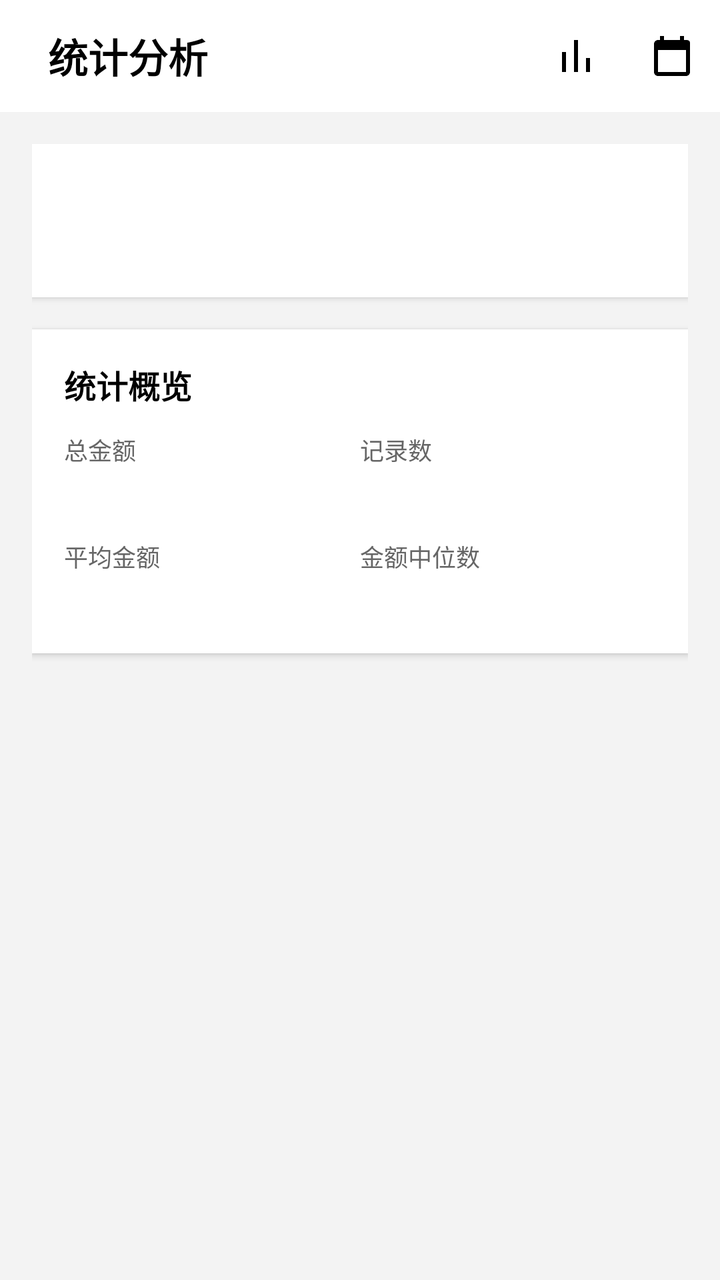
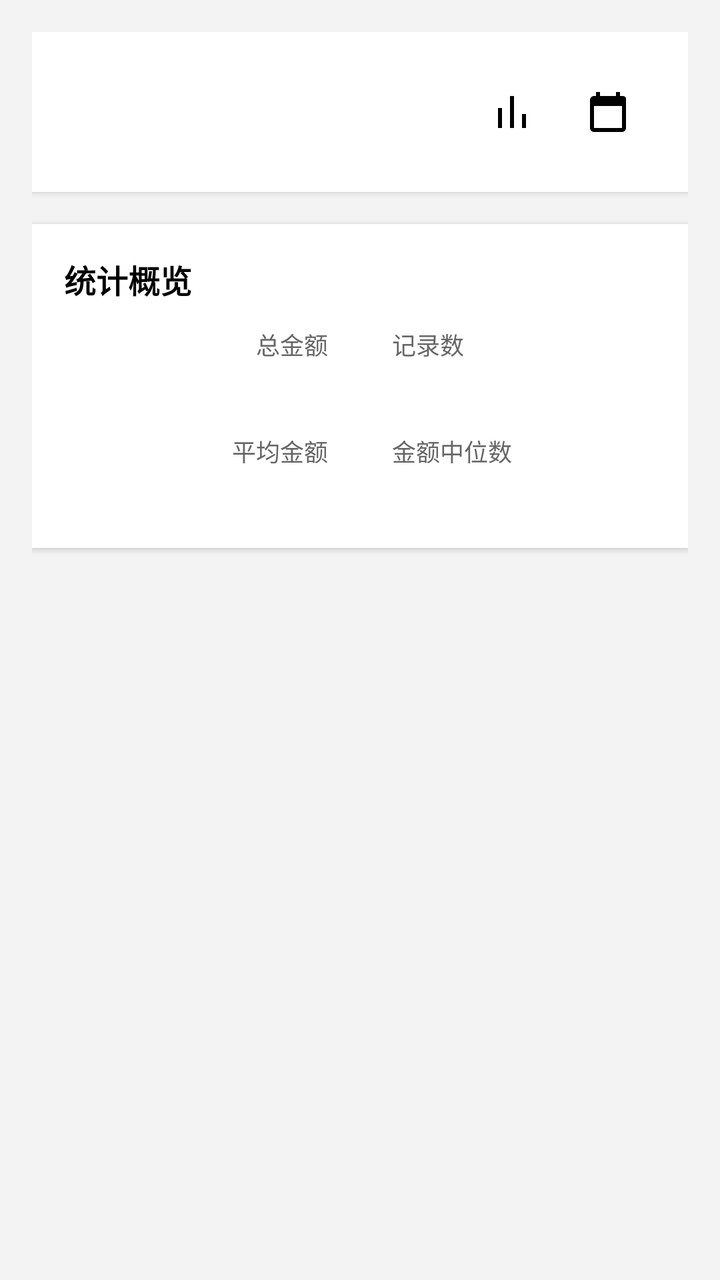

The first picture is an Android layout as it rendered before a commit; the second is the same layout after the commit. The layout source and the unified diff follow.
<!-- AndroidManifest.xml: application theme AppTheme.NoActionBar -->
<!-- res/layout/fragment_charts.xml -->
<?xml version="1.0" encoding="utf-8"?>
<LinearLayout xmlns:android="http://schemas.android.com/apk/res/android"
    xmlns:app="http://schemas.android.com/apk/res-auto"
    android:layout_width="match_parent"
    android:layout_height="match_parent"
    android:orientation="vertical"
    android:background="@color/app_background">

    <androidx.appcompat.widget.Toolbar
        android:id="@+id/toolbar"
        android:layout_width="match_parent"
        android:layout_height="?attr/actionBarSize"
        android:background="@color/app_surface"
        app:elevation="3dp">

        <LinearLayout
            android:layout_width="match_parent"
            android:layout_height="match_parent"
            android:orientation="horizontal"
            android:gravity="center_vertical">

            <TextView
                android:id="@+id/titleText"
                android:layout_width="0dp"
                android:layout_height="wrap_content"
                android:layout_weight="1"
                android:paddingStart="8dp"
                android:text="@string/charts_title"
                android:textSize="20sp"
                android:textStyle="bold"
                android:textColor="@color/text_primary" />

            <ImageButton
                android:id="@+id/chartTypeButton"
                android:layout_width="48dp"
                android:layout_height="48dp"
                android:background="?attr/selectableItemBackgroundBorderless"
                android:src="@drawable/ic_chart_type"
                android:tint="@color/text_primary"
                android:contentDescription="@string/select_chart" />

            <ImageButton
                android:id="@+id/dateRangeButton"
                android:layout_width="48dp"
                android:layout_height="48dp"
                android:background="?attr/selectableItemBackgroundBorderless"
                android:src="@drawable/ic_chart_date"
                android:tint="@color/text_primary"
                android:contentDescription="@string/select_time_range" />
        </LinearLayout>
    </androidx.appcompat.widget.Toolbar>

    <FrameLayout
        android:id="@+id/rootContainer"
        android:layout_width="match_parent"
        android:layout_height="match_parent">

        <androidx.core.widget.NestedScrollView
            android:id="@+id/scrollContent"
            android:layout_width="match_parent"
            android:layout_height="match_parent">

            <LinearLayout
                android:id="@+id/contentContainer"
                android:layout_width="match_parent"
                android:layout_height="wrap_content"
                android:orientation="vertical"
                android:padding="16dp">

                <androidx.cardview.widget.CardView
                    android:id="@+id/timeRangeCard"
                    android:layout_width="match_parent"
                    android:layout_height="wrap_content"
                    android:layout_marginBottom="16dp"
                    app:cardElevation="2dp">

                    <LinearLayout
                        android:layout_width="match_parent"
                        android:layout_height="wrap_content"
                        android:orientation="vertical"
                        android:padding="16dp">

                        <TextView
                            android:id="@+id/timeRangeTitle"
                            android:layout_width="match_parent"
                            android:layout_height="wrap_content"
                            android:textStyle="bold"
                            android:textSize="16sp"
                            android:textColor="@color/text_primary" />

                        <TextView
                            android:id="@+id/timeRangeSubtitle"
                            android:layout_width="match_parent"
                            android:layout_height="wrap_content"
                            android:layout_marginTop="4dp"
                            android:textSize="14sp"
                            android:textColor="@color/text_secondary" />
                    </LinearLayout>
                </androidx.cardview.widget.CardView>

                <androidx.cardview.widget.CardView
                    android:id="@+id/summaryCard"
                    android:layout_width="match_parent"
                    android:layout_height="wrap_content"
                    android:layout_marginBottom="16dp"
                    app:cardElevation="2dp">

                    <LinearLayout
                        android:layout_width="match_parent"
                        android:layout_height="wrap_content"
                        android:orientation="vertical"
                        android:padding="16dp">

                        <TextView
                            android:layout_width="match_parent"
                            android:layout_height="wrap_content"
                            android:text="@string/statistics_summary"
                            android:textStyle="bold"
                            android:textSize="16sp"
                            android:textColor="@color/text_primary" />

                        <LinearLayout
                            android:layout_width="match_parent"
                            android:layout_height="wrap_content"
                            android:layout_marginTop="12dp"
                            android:orientation="horizontal"
                            android:weightSum="2">

                            <LinearLayout
                                android:layout_width="0dp"
                                android:layout_height="wrap_content"
                                android:layout_weight="1"
                                android:orientation="vertical">

                                <TextView
                                    android:layout_width="match_parent"
                                    android:layout_height="wrap_content"
                                    android:text="@string/total_amount"
                                    android:textSize="12sp"
                                    android:textColor="@color/text_secondary" />

                                <TextView
                                    android:id="@+id/statTotal"
                                    android:layout_width="match_parent"
                                    android:layout_height="wrap_content"
                                    android:layout_marginTop="2dp"
                                    android:textStyle="bold"
                                    android:textSize="16sp"
                                    android:textColor="@color/text_primary" />
                            </LinearLayout>

                            <LinearLayout
                                android:layout_width="0dp"
                                android:layout_height="wrap_content"
                                android:layout_weight="1"
                                android:orientation="vertical">

                                <TextView
                                    android:layout_width="match_parent"
                                    android:layout_height="wrap_content"
                                    android:text="@string/count"
                                    android:textSize="12sp"
                                    android:textColor="@color/text_secondary" />

                                <TextView
                                    android:id="@+id/statCount"
                                    android:layout_width="match_parent"
                                    android:layout_height="wrap_content"
                                    android:layout_marginTop="2dp"
                                    android:textStyle="bold"
                                    android:textSize="16sp"
                                    android:textColor="@color/text_primary" />
                            </LinearLayout>
                        </LinearLayout>

                        <LinearLayout
                            android:layout_width="match_parent"
                            android:layout_height="wrap_content"
                            android:layout_marginTop="12dp"
                            android:orientation="horizontal"
                            android:weightSum="2">

                            <LinearLayout
                                android:layout_width="0dp"
                                android:layout_height="wrap_content"
                                android:layout_weight="1"
                                android:orientation="vertical">

                                <TextView
                                    android:layout_width="match_parent"
                                    android:layout_height="wrap_content"
                                    android:text="@string/average_amount"
                                    android:textSize="12sp"
                                    android:textColor="@color/text_secondary" />

                                <TextView
                                    android:id="@+id/statAverage"
                                    android:layout_width="match_parent"
                                    android:layout_height="wrap_content"
                                    android:layout_marginTop="2dp"
                                    android:textStyle="bold"
                                    android:textSize="16sp"
                                    android:textColor="@color/text_primary" />
                            </LinearLayout>

                            <LinearLayout
                                android:layout_width="0dp"
                                android:layout_height="wrap_content"
                                android:layout_weight="1"
                                android:orientation="vertical">

                                <TextView
                                    android:layout_width="match_parent"
                                    android:layout_height="wrap_content"
                                    android:text="@string/median_amount"
                                    android:textSize="12sp"
                                    android:textColor="@color/text_secondary" />

                                <TextView
                                    android:id="@+id/statMedian"
                                    android:layout_width="match_parent"
                                    android:layout_height="wrap_content"
                                    android:layout_marginTop="2dp"
                                    android:textStyle="bold"
                                    android:textSize="16sp"
                                    android:textColor="@color/text_primary" />
                            </LinearLayout>
                        </LinearLayout>
                    </LinearLayout>
                </androidx.cardview.widget.CardView>

                <LinearLayout
                    android:id="@+id/chartSection"
                    android:layout_width="match_parent"
                    android:layout_height="wrap_content"
                    android:orientation="vertical" />
            </LinearLayout>
        </androidx.core.widget.NestedScrollView>

        <ProgressBar
            android:id="@+id/progressBar"
            android:layout_width="wrap_content"
            android:layout_height="wrap_content"
            android:layout_gravity="center"
            android:visibility="gone" />

        <LinearLayout
            android:id="@+id/errorContainer"
            android:layout_width="match_parent"
            android:layout_height="match_parent"
            android:gravity="center"
            android:orientation="vertical"
            android:padding="16dp"
            android:visibility="gone">

            <TextView
                android:id="@+id/errorText"
                android:layout_width="wrap_content"
                android:layout_height="wrap_content"
                android:textSize="16sp"
                android:textColor="@color/app_error" />

            <Button
                android:id="@+id/retryButton"
                android:layout_width="wrap_content"
                android:layout_height="wrap_content"
                android:layout_marginTop="16dp"
                android:text="@string/retry" />
        </LinearLayout>
    </FrameLayout>
</LinearLayout>
<!-- resources referenced by this layout -->
<resources>
  <color name="app_background">#FFF3F3F3</color>
  <color name="app_error">#FFCC0000</color>
  <color name="app_surface">#FFFFFFFF</color>
  <color name="text_primary">#FF000000</color>
  <color name="text_secondary">#FF666666</color>
  <!-- drawable ic_chart_date (drawable) -->
  <vector xmlns:android="http://schemas.android.com/apk/res/android"
      android:width="24dp"
      android:height="24dp"
      android:viewportWidth="24"
      android:viewportHeight="24">
      <path
          android:fillColor="#FF000000"
          android:pathData="M19,4h-1V2h-2v2H8V2H6v2H5C3.9,4 3,4.9 3,6v14c0,1.1 0.9,2 2,2h14c1.1,0 2,-0.9 2,-2V6C21,4.9 21,4 19,4zM19,20H5V9h14V20z" />
  </vector>
  <!-- drawable ic_chart_type (drawable) -->
  <vector xmlns:android="http://schemas.android.com/apk/res/android"
      android:width="24dp"
      android:height="24dp"
      android:viewportWidth="24"
      android:viewportHeight="24">
      <path
          android:fillColor="#FF000000"
          android:pathData="M5,20L5,10L7,10L7,20L5,20zM11,20L11,4L13,4L13,20L11,20zM17,20L17,13L19,13L19,20L17,20z" />
  </vector>
  <string name="average_amount">平均金额</string>
  <string name="charts_title">统计分析</string>
  <string name="count">记录数</string>
  <string name="median_amount">金额中位数</string>
  <string name="retry">重试</string>
  <string name="select_chart">选择图表</string>
  <string name="select_time_range">选择时间范围</string>
  <string name="statistics_summary">统计概览</string>
  <string name="total_amount">总金额</string>
  <style name="AppTheme.NoActionBar" parent="AppTheme.Base" />
  <color name="brand_primary">#FF33B5E5</color>
  <style name="HoloActionBar" parent="Widget.AppCompat.ActionBar.Solid">
          <item name="android:background">@color/brand_primary</item>
      </style>
  <color name="brand_primary_variant">#FF0099CC</color>
  <color name="brand_secondary">#FF33B5E5</color>
  <color name="brand_secondary_variant">#FF0099CC</color>
  <color name="on_primary">#FFFFFFFF</color>
  <color name="on_secondary">#FF000000</color>
  <color name="on_error">#FFFFFFFF</color>
  <style name="HoloCardView">
          <item name="cardBackgroundColor">@color/app_surface</item>
      </style>
  <color name="divider">#1F000000</color>
  <style name="Widget.Holo.OutlinedButton" parent="Widget.AppCompat.Button">
          <item name="android:background">@drawable/btn_outline_background</item>
          <item name="android:textColor">@color/brand_primary</item>
      </style>
  <!-- drawable btn_outline_background (drawable) -->
  <?xml version="1.0" encoding="utf-8"?>
  <selector xmlns:android="http://schemas.android.com/apk/res/android">
      <item android:state_pressed="true">
          <shape android:shape="rectangle">
              <solid android:color="#1A33B5E5" />
              <stroke android:width="1dp" android:color="@color/brand_primary" />
              <corners android:radius="8dp" />
          </shape>
      </item>
      <item>
          <shape android:shape="rectangle">
              <solid android:color="@android:color/transparent" />
              <stroke android:width="1dp" android:color="@color/brand_primary" />
              <corners android:radius="8dp" />
          </shape>
      </item>
  </selector>
  <!-- unchanged entries left out for length: 1 -->
</resources>

<!-- the commit's change to res/layout/fragment_charts.xml (unified diff, before → after) -->
@@ -6,50 +6,6 @@
     android:orientation="vertical"
     android:background="@color/app_background">
 
-    <androidx.appcompat.widget.Toolbar
-        android:id="@+id/toolbar"
-        android:layout_width="match_parent"
-        android:layout_height="?attr/actionBarSize"
-        android:background="@color/app_surface"
-        app:elevation="3dp">
-
-        <LinearLayout
-            android:layout_width="match_parent"
-            android:layout_height="match_parent"
-            android:orientation="horizontal"
-            android:gravity="center_vertical">
-
-            <TextView
-                android:id="@+id/titleText"
-                android:layout_width="0dp"
-                android:layout_height="wrap_content"
-                android:layout_weight="1"
-                android:paddingStart="8dp"
-                android:text="@string/charts_title"
-                android:textSize="20sp"
-                android:textStyle="bold"
-                android:textColor="@color/text_primary" />
-
-            <ImageButton
-                android:id="@+id/chartTypeButton"
-                android:layout_width="48dp"
-                android:layout_height="48dp"
-                android:background="?attr/selectableItemBackgroundBorderless"
-                android:src="@drawable/ic_chart_type"
-                android:tint="@color/text_primary"
-                android:contentDescription="@string/select_chart" />
-
-            <ImageButton
-                android:id="@+id/dateRangeButton"
-                android:layout_width="48dp"
-                android:layout_height="48dp"
-                android:background="?attr/selectableItemBackgroundBorderless"
-                android:src="@drawable/ic_chart_date"
-                android:tint="@color/text_primary"
-                android:contentDescription="@string/select_time_range" />
-        </LinearLayout>
-    </androidx.appcompat.widget.Toolbar>
-
     <FrameLayout
         android:id="@+id/rootContainer"
         android:layout_width="match_parent"
@@ -77,24 +33,59 @@
                     <LinearLayout
                         android:layout_width="match_parent"
                         android:layout_height="wrap_content"
-                        android:orientation="vertical"
+                        android:orientation="horizontal"
                         android:padding="16dp">
 
-                        <TextView
-                            android:id="@+id/timeRangeTitle"
-                            android:layout_width="match_parent"
-                            android:layout_height="wrap_content"
-                            android:textStyle="bold"
-                            android:textSize="16sp"
-                            android:textColor="@color/text_primary" />
-
-                        <TextView
-                            android:id="@+id/timeRangeSubtitle"
-                            android:layout_width="match_parent"
-                            android:layout_height="wrap_content"
-                            android:layout_marginTop="4dp"
-                            android:textSize="14sp"
-                            android:textColor="@color/text_secondary" />
+                        <LinearLayout
+                            android:layout_width="0dp"
+                            android:layout_height="wrap_content"
+                            android:layout_weight="1"
+                            android:orientation="vertical">
+
+                            <TextView
+                                android:id="@+id/timeRangeTitle"
+                                android:layout_width="match_parent"
+                                android:layout_height="wrap_content"
+                                android:textColor="@color/text_primary"
+                                android:textSize="16sp"
+                                android:textStyle="bold" />
+
+                            <TextView
+                                android:id="@+id/timeRangeSubtitle"
+                                android:layout_width="match_parent"
+                                android:layout_height="wrap_content"
+                                android:layout_marginTop="4dp"
+                                android:textColor="@color/text_secondary"
+                                android:textSize="14sp" />
+                        </LinearLayout>
+
+                        <LinearLayout
+                            android:layout_width="wrap_content"
+                            android:layout_height="wrap_content"
+                            android:layout_marginStart="12dp"
+                            android:gravity="center_vertical"
+                            android:orientation="horizontal">
+
+                            <ImageButton
+                                android:id="@+id/chartTypeButton"
+                                android:layout_width="48dp"
+                                android:layout_height="48dp"
+                                android:background="?attr/selectableItemBackgroundBorderless"
+                                android:contentDescription="@string/select_chart"
+                                android:src="@drawable/ic_chart_type"
+                                android:tint="@color/text_primary" />
+
+                            <ImageButton
+                                android:id="@+id/dateRangeButton"
+                                android:layout_width="48dp"
+                                android:layout_height="48dp"
+                                android:background="?attr/selectableItemBackgroundBorderless"
+                                android:contentDescription="@string/select_time_range"
+                                android:src="@drawable/ic_chart_date"
+                                android:tint="@color/text_primary"
+                                android:visibility="visible" />
+                        </LinearLayout>
+
                     </LinearLayout>
                 </androidx.cardview.widget.CardView>
 
@@ -135,41 +126,46 @@
                                 <TextView
                                     android:layout_width="match_parent"
                                     android:layout_height="wrap_content"
+                                    android:paddingRight="16sp"
                                     android:text="@string/total_amount"
-                                    android:textSize="12sp"
-                                    android:textColor="@color/text_secondary" />
+                                    android:textAlignment="textEnd"
+                                    android:textColor="@color/text_secondary"
+                                    android:textSize="12sp" />
 
                                 <TextView
                                     android:id="@+id/statTotal"
-                                    android:layout_width="match_parent"
-                                    android:layout_height="wrap_content"
-                                    android:layout_marginTop="2dp"
-                                    android:textStyle="bold"
-                                    android:textSize="16sp"
-                                    android:textColor="@color/text_primary" />
-                            </LinearLayout>
-
-                            <LinearLayout
-                                android:layout_width="0dp"
-                                android:layout_height="wrap_content"
-                                android:layout_weight="1"
-                                android:orientation="vertical">
-
-                                <TextView
-                                    android:layout_width="match_parent"
-                                    android:layout_height="wrap_content"
+                                    android:layout_width="159dp"
+                                    android:layout_height="wrap_content"
+                                    android:layout_marginTop="2dp"
+                                    android:textAlignment="textEnd"
+                                    android:textColor="@color/text_primary"
+                                    android:textSize="16sp"
+                                    android:textStyle="bold" />
+                            </LinearLayout>
+
+                            <LinearLayout
+                                android:layout_width="0dp"
+                                android:layout_height="wrap_content"
+                                android:layout_weight="1"
+                                android:orientation="vertical">
+
+                                <TextView
+                                    android:layout_width="match_parent"
+                                    android:layout_height="wrap_content"
+                                    android:paddingLeft="16sp"
                                     android:text="@string/count"
-                                    android:textSize="12sp"
-                                    android:textColor="@color/text_secondary" />
+                                    android:textColor="@color/text_secondary"
+                                    android:textSize="12sp" />
 
                                 <TextView
                                     android:id="@+id/statCount"
                                     android:layout_width="match_parent"
                                     android:layout_height="wrap_content"
                                     android:layout_marginTop="2dp"
-                                    android:textStyle="bold"
-                                    android:textSize="16sp"
-                                    android:textColor="@color/text_primary" />
+                                    android:paddingLeft="16sp"
+                                    android:textColor="@color/text_primary"
+                                    android:textSize="16sp"
+                                    android:textStyle="bold" />
                             </LinearLayout>
                         </LinearLayout>
 
@@ -189,41 +185,46 @@
                                 <TextView
                                     android:layout_width="match_parent"
                                     android:layout_height="wrap_content"
+                                    android:paddingRight="16sp"
                                     android:text="@string/average_amount"
-                                    android:textSize="12sp"
-                                    android:textColor="@color/text_secondary" />
+                                    android:textAlignment="textEnd"
+                                    android:textColor="@color/text_secondary"
+                                    android:textSize="12sp" />
 
                                 <TextView
                                     android:id="@+id/statAverage"
-                                    android:layout_width="match_parent"
-                                    android:layout_height="wrap_content"
-                                    android:layout_marginTop="2dp"
-                                    android:textStyle="bold"
-                                    android:textSize="16sp"
-                                    android:textColor="@color/text_primary" />
-                            </LinearLayout>
-
-                            <LinearLayout
-                                android:layout_width="0dp"
-                                android:layout_height="wrap_content"
-                                android:layout_weight="1"
-                                android:orientation="vertical">
-
-                                <TextView
-                                    android:layout_width="match_parent"
-                                    android:layout_height="wrap_content"
+                                    android:layout_width="159dp"
+                                    android:layout_height="wrap_content"
+                                    android:layout_marginTop="2dp"
+                                    android:textAlignment="textEnd"
+                                    android:textColor="@color/text_primary"
+                                    android:textSize="16sp"
+                                    android:textStyle="bold" />
+                            </LinearLayout>
+
+                            <LinearLayout
+                                android:layout_width="0dp"
+                                android:layout_height="wrap_content"
+                                android:layout_weight="1"
+                                android:orientation="vertical">
+
+                                <TextView
+                                    android:layout_width="match_parent"
+                                    android:layout_height="wrap_content"
+                                    android:paddingLeft="16sp"
                                     android:text="@string/median_amount"
-                                    android:textSize="12sp"
-                                    android:textColor="@color/text_secondary" />
+                                    android:textColor="@color/text_secondary"
+                                    android:textSize="12sp" />
 
                                 <TextView
                                     android:id="@+id/statMedian"
                                     android:layout_width="match_parent"
                                     android:layout_height="wrap_content"
                                     android:layout_marginTop="2dp"
-                                    android:textStyle="bold"
-                                    android:textSize="16sp"
-                                    android:textColor="@color/text_primary" />
+                                    android:paddingLeft="16sp"
+                                    android:textColor="@color/text_primary"
+                                    android:textSize="16sp"
+                                    android:textStyle="bold" />
                             </LinearLayout>
                         </LinearLayout>
                     </LinearLayout>
@@ -234,6 +235,7 @@
                     android:layout_width="match_parent"
                     android:layout_height="wrap_content"
                     android:orientation="vertical" />
+
             </LinearLayout>
         </androidx.core.widget.NestedScrollView>
 
<!-- resource entries referenced after the edit -->
@@ -26,7 +26,6 @@
           android:pathData="M5,20L5,10L7,10L7,20L5,20zM11,20L11,4L13,4L13,20L11,20zM17,20L17,13L19,13L19,20L17,20z" />
   </vector>
   <string name="average_amount">平均金额</string>
-  <string name="charts_title">统计分析</string>
   <string name="count">记录数</string>
   <string name="median_amount">金额中位数</string>
   <string name="retry">重试</string>
